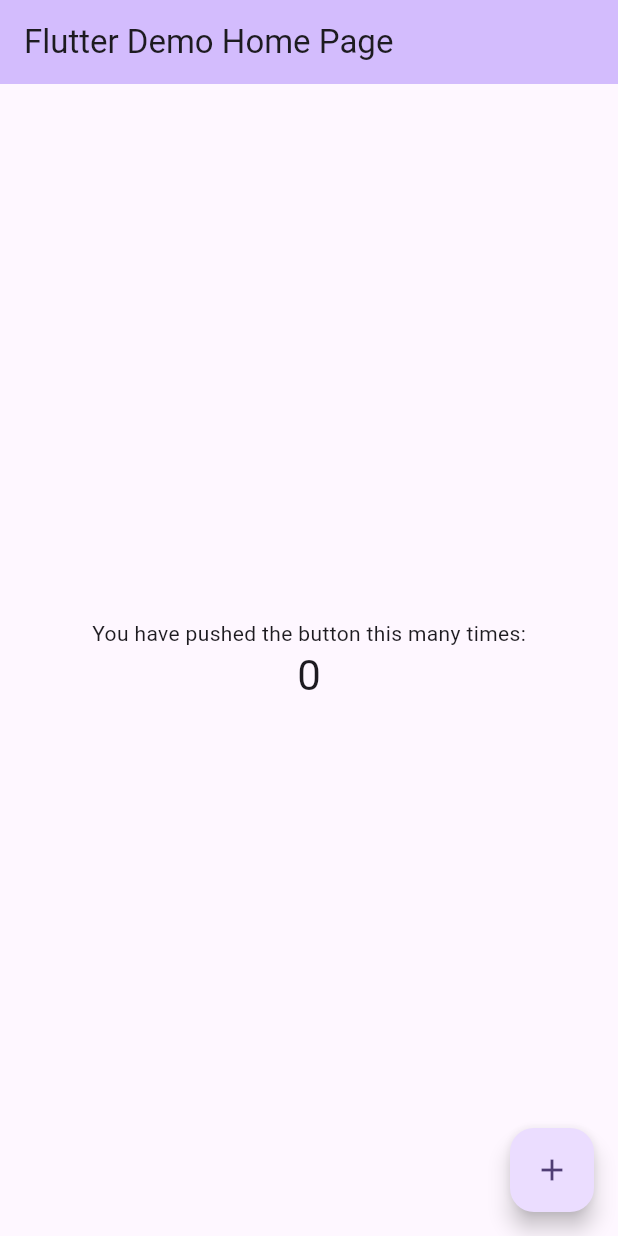
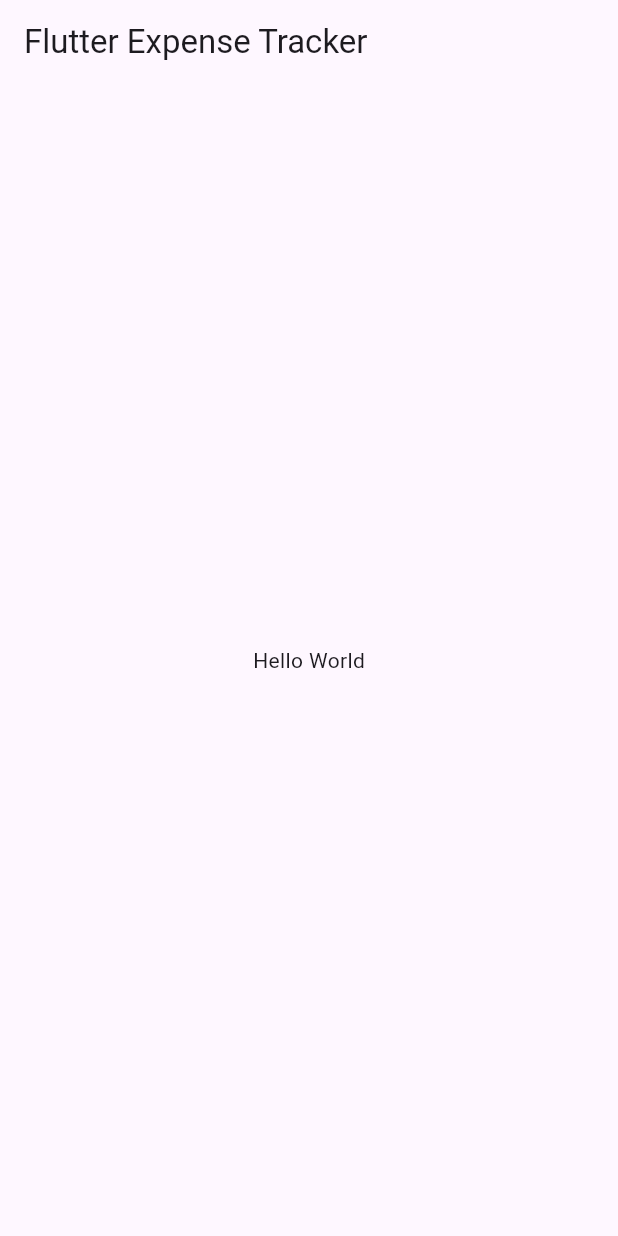
Before and after one commit to ravraw/flutter_expense_tracker, a Flutter app: the screen it shows after launch, on a phone screen of 412 x 824 dp. Run offline on Flutter 3.47's test engine with Material 3 defaults, Android fonts, the phone set to English and light mode, and no system bars.

Commit message:
flutter_expense_tracker: Added ExpenseTracker Weidget

```diff
--- /dev/null
+++ b/lib/expense_tracker.dart
@@ -0,0 +1,15 @@
+import 'package:flutter/material.dart';
+
+class ExpenseTracker extends StatefulWidget {
+  const ExpenseTracker({Key? key}) : super(key: key);
+
+  @override
+  State<ExpenseTracker> createState() => _ExpenseTrackerState();
+}
+
+class _ExpenseTrackerState extends State<ExpenseTracker> {
+  @override
+  Widget build(BuildContext context) {
+    return const Text("Hello World");
+  }
+}
--- a/lib/main.dart
+++ b/lib/main.dart
@@ -1,125 +1,17 @@
 import 'package:flutter/material.dart';
+import 'package:flutter_expense_tracker/expense_tracker.dart';
 
-void main() {
-  runApp(const MyApp());
+main() {
+  runApp(MaterialApp(
+    home: Scaffold(
+      appBar: AppBar(
+        title: const Text("Flutter Expense Tracker"),
+      ),
+      body: const Center(
+        child: ExpenseTracker(),
+      ),
+    ),
+  ));
 }
 
-class MyApp extends StatelessWidget {
-  const MyApp({super.key});
-
-  // This widget is the root of your application.
-  @override
-  Widget build(BuildContext context) {
-    return MaterialApp(
-      title: 'Flutter Demo',
-      theme: ThemeData(
-        // This is the theme of your application.
-        //
-        // TRY THIS: Try running your application with "flutter run". You'll see
-        // the application has a blue toolbar. Then, without quitting the app,
-        // try changing the seedColor in the colorScheme below to Colors.green
-        // and then invoke "hot reload" (save your changes or press the "hot
-        // reload" button in a Flutter-supported IDE, or press "r" if you used
-        // the command line to start the app).
-        //
-        // Notice that the counter didn't reset back to zero; the application
-        // state is not lost during the reload. To reset the state, use hot
-        // restart instead.
-        //
-        // This works for code too, not just values: Most code changes can be
-        // tested with just a hot reload.
-        colorScheme: ColorScheme.fromSeed(seedColor: Colors.deepPurple),
-        useMaterial3: true,
-      ),
-      home: const MyHomePage(title: 'Flutter Demo Home Page'),
-    );
-  }
-}
-
-class MyHomePage extends StatefulWidget {
-  const MyHomePage({super.key, required this.title});
-
-  // This widget is the home page of your application. It is stateful, meaning
-  // that it has a State object (defined below) that contains fields that affect
-  // how it looks.
-
-  // This class is the configuration for the state. It holds the values (in this
-  // case the title) provided by the parent (in this case the App widget) and
-  // used by the build method of the State. Fields in a Widget subclass are
-  // always marked "final".
-
-  final String title;
-
-  @override
-  State<MyHomePage> createState() => _MyHomePageState();
-}
-
-class _MyHomePageState extends State<MyHomePage> {
-  int _counter = 0;
-
-  void _incrementCounter() {
-    setState(() {
-      // This call to setState tells the Flutter framework that something has
-      // changed in this State, which causes it to rerun the build method below
-      // so that the display can reflect the updated values. If we changed
-      // _counter without calling setState(), then the build method would not be
-      // called again, and so nothing would appear to happen.
-      _counter++;
-    });
-  }
-
-  @override
-  Widget build(BuildContext context) {
-    // This method is rerun every time setState is called, for instance as done
-    // by the _incrementCounter method above.
-    //
-    // The Flutter framework has been optimized to make rerunning build methods
-    // fast, so that you can just rebuild anything that needs updating rather
-    // than having to individually change instances of widgets.
-    return Scaffold(
-      appBar: AppBar(
-        // TRY THIS: Try changing the color here to a specific color (to
-        // Colors.amber, perhaps?) and trigger a hot reload to see the AppBar
-        // change color while the other colors stay the same.
-        backgroundColor: Theme.of(context).colorScheme.inversePrimary,
-        // Here we take the value from the MyHomePage object that was created by
-        // the App.build method, and use it to set our appbar title.
-        title: Text(widget.title),
-      ),
-      body: Center(
-        // Center is a layout widget. It takes a single child and positions it
-        // in the middle of the parent.
-        child: Column(
-          // Column is also a layout widget. It takes a list of children and
-          // arranges them vertically. By default, it sizes itself to fit its
-          // children horizontally, and tries to be as tall as its parent.
-          //
-          // Column has various properties to control how it sizes itself and
-          // how it positions its children. Here we use mainAxisAlignment to
-          // center the children vertically; the main axis here is the vertical
-          // axis because Columns are vertical (the cross axis would be
-          // horizontal).
-          //
-          // TRY THIS: Invoke "debug painting" (choose the "Toggle Debug Paint"
-          // action in the IDE, or press "p" in the console), to see the
-          // wireframe for each widget.
-          mainAxisAlignment: MainAxisAlignment.center,
-          children: <Widget>[
-            const Text(
-              'You have pushed the button this many times:',
-            ),
-            Text(
-              '$_counter',
-              style: Theme.of(context).textTheme.headlineMedium,
-            ),
-          ],
-        ),
-      ),
-      floatingActionButton: FloatingActionButton(
-        onPressed: _incrementCounter,
-        tooltip: 'Increment',
-        child: const Icon(Icons.add),
-      ), // This trailing comma makes auto-formatting nicer for build methods.
-    );
-  }
-}
+class App {}
```
Also changed, not shown: 1 other file.
